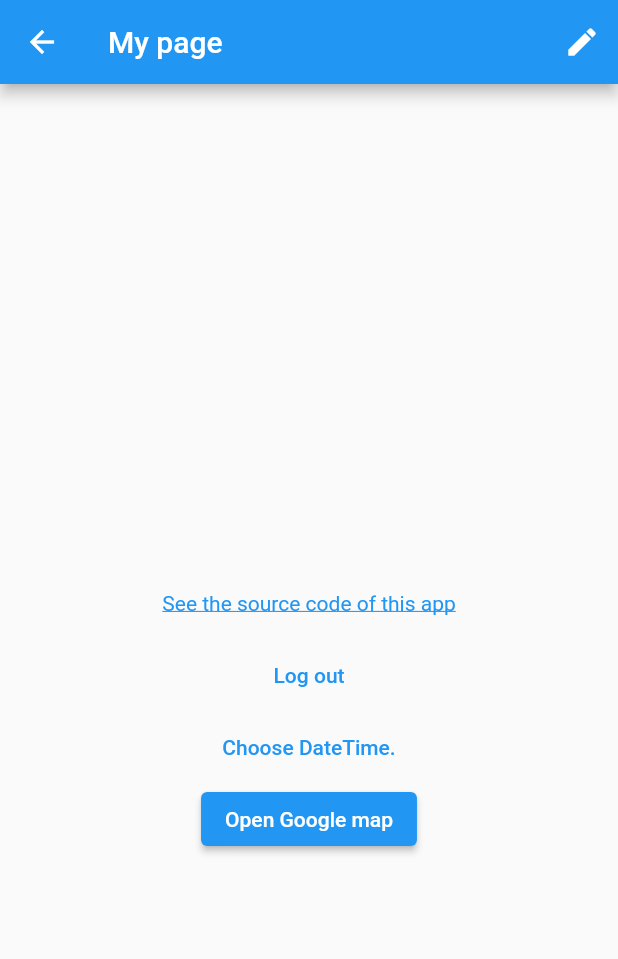
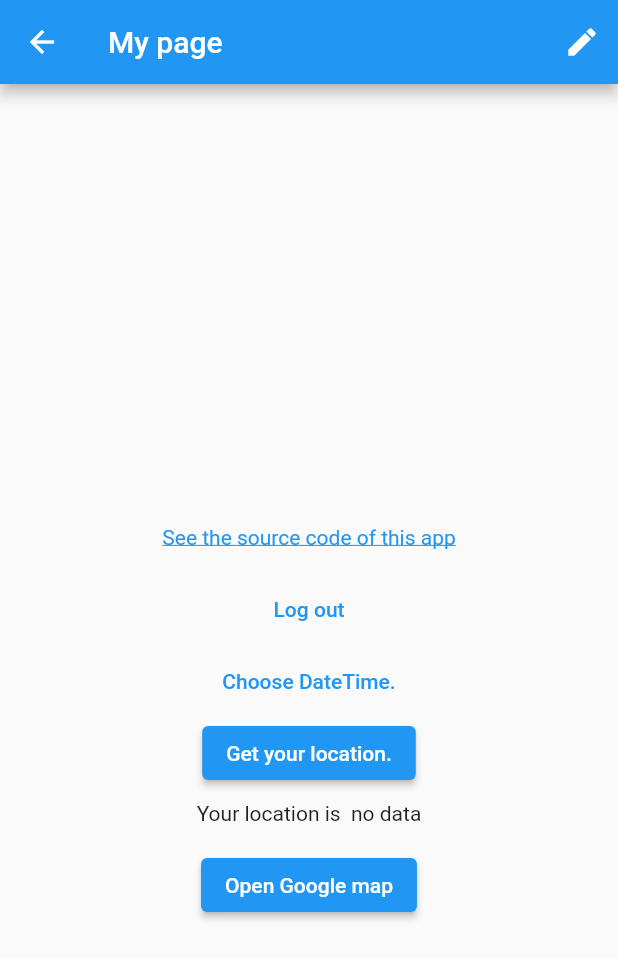
Before and after one commit to shin-carpediem/flutter_ui, a Flutter app: the MyPageSheet screen opened directly, on a phone screen of 412 x 824 dp. Shown: the top 959 px of the screen. Run offline on Flutter 3.47's test engine with Material 2 defaults, Android fonts, the phone set to English and light mode, and no system bars; our stand-ins replace carousel_slider, cloud_firestore, firebase_auth, firebase_core, flutter_datetime_picker, flutter_dotenv and 6 more; accounts and stored records are empty.

Commit message:
try get location

```diff
--- /dev/null
+++ b/lib/controller/location_controller.dart
@@ -0,0 +1,21 @@
+import 'package:geolocator/geolocator.dart';
+import 'package:flutter_ui/models/location_model/location_model.dart';
+import 'package:state_notifier/state_notifier.dart';
+
+class LocationController extends StateNotifier<LocationState> {
+  LocationController() : super(const LocationState());
+  String? location;
+
+  Future<void> getLocation() async {
+    // 現在の位置を返す
+    // TODO: iOS、Android共にうまくいかない
+    try {
+      Position position = await Geolocator.getCurrentPosition(
+        desiredAccuracy: LocationAccuracy.high,
+      );
+      state = state.copyWith(location: position.toString());
+    } catch (e) {
+      throw "You have denied providing your location.";
+    }
+  }
+}
--- a/lib/main.dart
+++ b/lib/main.dart
@@ -7,6 +7,7 @@ import 'package:flutter_ui/controller/add_course_controller.dart';
 import 'package:flutter_ui/controller/app_theme_controller.dart';
 import 'package:flutter_ui/controller/edit_course_controller.dart';
 import 'package:flutter_ui/controller/edit_profile_controller.dart';
+import 'package:flutter_ui/controller/location_controller.dart';
 import 'package:flutter_ui/controller/login_controller.dart';
 import 'package:flutter_ui/controller/mypage_controller.dart';
 import 'package:flutter_ui/controller/signup_controller.dart';
@@ -16,6 +17,7 @@ import 'package:flutter_ui/models/course_card_modal/course_card_modal.dart';
 import 'package:flutter_ui/models/course_title_modal/course_title_modal.dart';
 import 'package:flutter_ui/models/edit_course_model/edit_course_model.dart';
 import 'package:flutter_ui/models/edit_profile_model/edit_profile_model.dart';
+import 'package:flutter_ui/models/location_model/location_model.dart';
 import 'package:flutter_ui/models/login_model/login_model.dart';
 import 'package:flutter_ui/models/mypage_model/mypage_model.dart';
 import 'package:flutter_ui/models/signup_model/signup_model.dart';
@@ -39,6 +41,9 @@ final SignUpProvider =
 final EditProfileProvider =
     StateNotifierProvider<EditProfileModel, EditProfileState>(
         (ref) => EditProfileModel());
+final LocationProvider =
+    StateNotifierProvider<LocationController, LocationState>(
+        (ref) => LocationController());
 
 void main() async {
   await dotenv.load(fileName: ".env");
--- /dev/null
+++ b/lib/models/location_model/location_model.dart
@@ -0,0 +1,12 @@
+import 'package:flutter/material.dart';
+import 'package:freezed_annotation/freezed_annotation.dart';
+import 'package:flutter/foundation.dart';
+
+part 'location_model.freezed.dart';
+
+@freezed
+class LocationState with _$LocationState {
+  const factory LocationState({
+    @Default("no data") String location,
+  }) = _LocationState;
+}
--- a/lib/screens/edit_profile_screen.dart
+++ b/lib/screens/edit_profile_screen.dart
@@ -17,6 +17,7 @@ class EditProfilePage extends HookConsumerWidget {
       appBar: AppBar(
         title: Text('Edit profile'),
       ),
+      // TODO: something wrong
       body: SafeArea(
         child: Padding(
           padding: EdgeInsets.all(8.0),
--- a/lib/screens/my_page_screen.dart
+++ b/lib/screens/my_page_screen.dart
@@ -13,6 +13,8 @@ class MyPageSheet extends HookConsumerWidget {
   Widget build(BuildContext context, WidgetRef ref) {
     final MypageState = ref.read(MyPageProvider);
     final Mypagecontroller = ref.read(MyPageProvider.notifier);
+    final LocationState = ref.read(LocationProvider);
+    final LocationController = ref.read(LocationProvider.notifier);
 
     return Scaffold(
       appBar: AppBar(
@@ -101,6 +103,15 @@ class MyPageSheet extends HookConsumerWidget {
                       child: Text("Choose DateTime."),
                     ),
                     ElevatedButton(
+                      onPressed: () {
+                        LocationController.getLocation();
+                      },
+                      child: Text("Get your location."),
+                    ),
+                    SizedBox(height: 8),
+                    Text("Your location is  " + LocationState.location),
+                    SizedBox(height: 16),
+                    ElevatedButton(
                       onPressed: () async {
                         await Navigator.of(context).push(
                           MaterialPageRoute(
--- a/pubspec.yaml
+++ b/pubspec.yaml
@@ -28,6 +28,7 @@ dependencies:
   freezed_annotation:
   flutter_riverpod: ^1.0.0
   hooks_riverpod: ^1.0.0
+  geolocator: ^8.0.0
 
 dev_dependencies:
   flutter_test:
```
Also changed, not shown: lib/models/location_model/location_model.freezed.dart (added), pubspec.lock, 5 other files.
